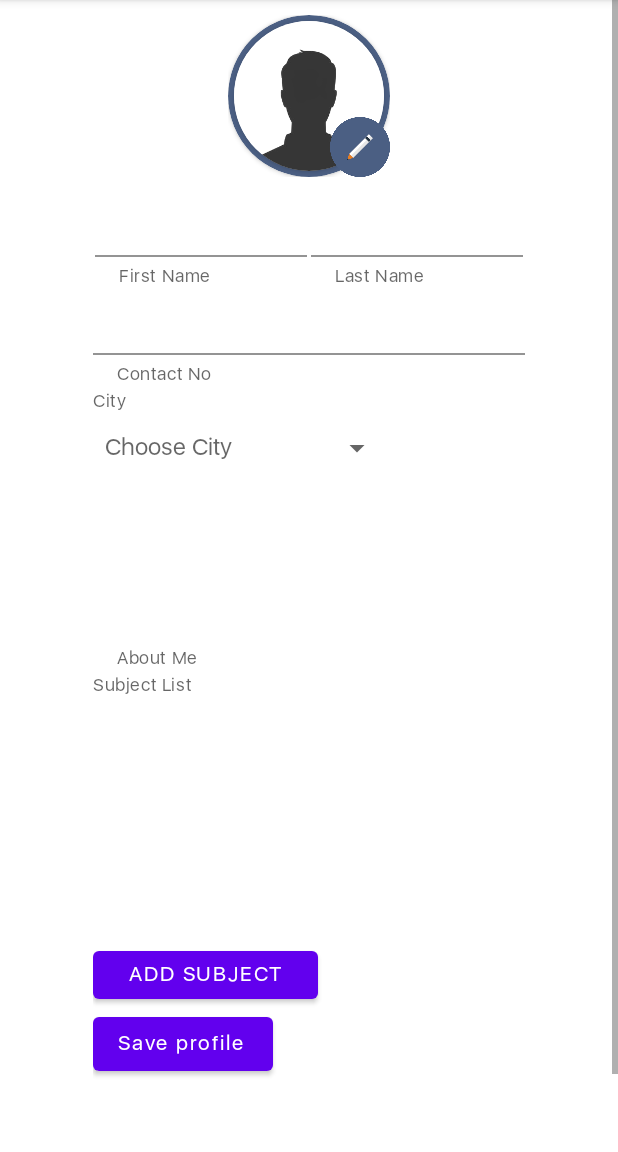
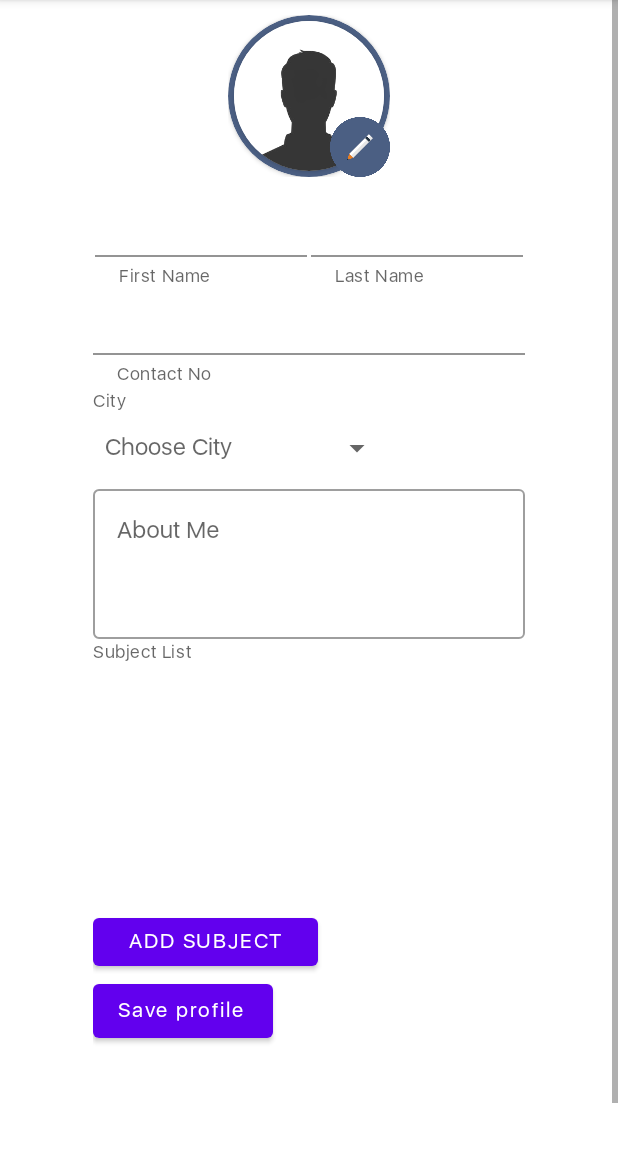
Before and after one commit to AlmogJakov/TutorTime, an Android app: the fragment TutorProfile shown on its own in the app's theme, on a phone screen of 412 x 824 dp, the part 84-1236 px from its top. Run offline under Robolectric (Android 15) with nearby library versions, the phone set to English and light mode, and no system bars; our stand-ins replace Firebase (no records; nobody signed in at launch, a user with empty details on screens opened directly).

Commit message:
Fixed scrolling issue in Tutor Profile Fragment. Dark mode disabled.

```diff
--- a/app/src/main/java/com/project/tutortime/SplashScreen.java
+++ b/app/src/main/java/com/project/tutortime/SplashScreen.java
@@ -1,6 +1,7 @@
 package com.project.tutortime;
 
 import androidx.appcompat.app.AppCompatActivity;
+import androidx.appcompat.app.AppCompatDelegate;
 
 import android.content.Intent;
 import android.os.Bundle;
@@ -13,6 +14,8 @@ public class SplashScreen extends AppCompatActivity {
 
     @Override
     protected void onCreate(Bundle savedInstanceState) {
+        /* DISABLE NIGHT MODE */
+        AppCompatDelegate.setDefaultNightMode(AppCompatDelegate.MODE_NIGHT_NO);
         super.onCreate(savedInstanceState);
         setContentView(R.layout.activity_splash_screen);
 
--- a/app/src/main/java/com/project/tutortime/ui/tutorprofile/TutorProfile.java
+++ b/app/src/main/java/com/project/tutortime/ui/tutorprofile/TutorProfile.java
@@ -25,6 +25,7 @@ import android.view.ViewGroup;
 import android.webkit.MimeTypeMap;
 import android.widget.AdapterView;
 import android.widget.ArrayAdapter;
+import android.widget.AutoCompleteTextView;
 import android.widget.Button;
 import android.widget.EditText;
 import android.widget.ImageView;
@@ -105,12 +106,15 @@ public class TutorProfile extends Fragment {
         fname = binding.myFName;
         lname = binding.myLName;
         pnumber = binding.myPhoneNumber;
-        description = binding.editDescription;
+        description = binding.editDescription.getEditText();
         saveProfile = binding.btnSaveProfile;
         addSub = binding.addSubject;
         updateImage = binding.btnUpdateImage;
         img = binding.imageView;
         subjectList = binding.subList;
+        //ArrayAdapter<String> adapter = new ArrayAdapter<String>(getActivity(), R.layout.dropdown_menu_popup_item);
+        //AutoCompleteTextView editTextFilledExposedDropdown = binding.spinnerCity;
+        //editTextFilledExposedDropdown.setAdapter(adapter);
         citySpinner = binding.spinnerCity;
         ArrayAdapter a = new ArrayAdapter(getActivity(), android.R.layout.simple_list_item_1, list);
         subjectList.setAdapter(a);
--- a/app/src/main/res/layout/fragment_tutor_profile.xml
+++ b/app/src/main/res/layout/fragment_tutor_profile.xml
@@ -199,35 +199,75 @@
             </com.google.android.material.textfield.TextInputLayout>
 
 
+<!--            <com.google.android.material.textfield.TextInputLayout-->
+<!--                android:id="@+id/layout_spinner"-->
+<!--                android:layout_width="0dp"-->
+<!--                android:layout_height="wrap_content"-->
+<!--                app:layout_constraintWidth_percent="0.7"-->
+<!--                style="@style/Widget.MaterialComponents.TextInputLayout.OutlinedBox.ExposedDropdownMenu"-->
+<!--                app:layout_constraintStart_toStartOf="parent"-->
+<!--                app:layout_constraintEnd_toEndOf="parent"-->
+<!--                app:layout_constraintTop_toBottomOf="@+id/layout_contact_no"-->
+<!--                android:gravity="center"-->
+<!--                app:helperText="City"-->
+<!--                android:hint="Hint text">-->
+
+<!--            <AutoCompleteTextView-->
+<!--                android:id="@+id/spinnerCity"-->
+<!--                android:hint="City"-->
+<!--                android:layout_height="44dp"-->
+<!--                android:layout_width="200dp"-->
+<!--                app:layout_constraintEnd_toEndOf="parent"-->
+<!--                app:layout_constraintTop_toBottomOf="@+id/myPhoneNumber"/>-->
+<!--        </com.google.android.material.textfield.TextInputLayout>-->
+
+
+<!--            <com.google.android.material.textfield.TextInputLayout-->
+<!--                android:id="@+id/layout_desc"-->
+<!--                android:layout_width="0dp"-->
+<!--                app:helperText="About Me"-->
+<!--                app:layout_constraintWidth_percent="0.7"-->
+<!--                android:layout_height="wrap_content"-->
+<!--                app:layout_constraintStart_toStartOf="parent"-->
+<!--                app:layout_constraintEnd_toEndOf="parent"-->
+<!--                app:boxStrokeWidth="50dp"-->
+<!--                android:textColorHint="#808080"-->
+<!--                style="@style/Widget.MaterialComponents.TextInputLayout.OutlinedBox"-->
+<!--                app:layout_constraintTop_toBottomOf="@+id/layout_spinner">-->
+
+<!--                <EditText-->
+<!--                    android:id="@+id/editDescription"-->
+<!--                    android:layout_width="match_parent"-->
+<!--                    android:layout_height="100dp"-->
+<!--                    android:gravity="start|top"-->
+<!--                    android:padding="10dp"-->
+<!--                    android:inputType="textMultiLine"-->
+<!--                    android:textColorHint="#808080"-->
+<!--                    android:background="#00000000"-->
+<!--                    android:text="About Me"-->
+<!--                    android:textSize="15sp" />-->
+
+<!--            </com.google.android.material.textfield.TextInputLayout>-->
+
             <com.google.android.material.textfield.TextInputLayout
-                android:id="@+id/layout_desc"
+                android:id="@+id/editDescription"
                 android:layout_width="0dp"
-                app:helperText="About Me"
+                android:layout_height="wrap_content"
                 app:layout_constraintWidth_percent="0.7"
-                android:layout_height="wrap_content"
+                android:gravity="center"
                 app:layout_constraintStart_toStartOf="parent"
                 app:layout_constraintEnd_toEndOf="parent"
+                android:hint="About Me"
                 style="@style/Widget.MaterialComponents.TextInputLayout.OutlinedBox"
-                app:boxStrokeColor="@color/black"
-                app:boxStrokeWidth="50dp"
-                android:textColorHint="#808080"
                 app:layout_constraintTop_toBottomOf="@+id/layout_spinner">
 
-                <EditText
-                    android:id="@+id/editDescription"
+                <com.google.android.material.textfield.TextInputEditText
                     android:layout_width="match_parent"
                     android:layout_height="100dp"
                     android:gravity="start|top"
-                    android:padding="10dp"
-                    android:inputType="textMultiLine"
-                    android:textColorHint="#808080"
-                    android:background="#00000000"
-                    android:text="About Me"
-                    android:textSize="15sp" />
+                    />
 
             </com.google.android.material.textfield.TextInputLayout>
-
-
 
 
 
@@ -242,11 +282,13 @@
                 app:layout_constraintStart_toStartOf="parent"
                 app:layout_constraintEnd_toEndOf="parent"
                 android:textColorHint="#808080"
-                app:layout_constraintTop_toBottomOf="@+id/layout_desc">
+                style="@style/Widget.MaterialComponents.TextInputLayout.OutlinedBox"
+                app:layout_constraintTop_toBottomOf="@+id/editDescription">
 
                         <ListView
                             android:id="@+id/subList"
                             android:layout_width="match_parent"
+                            android:nestedScrollingEnabled="true"
                             android:layout_height="138dp"
                             android:layout_marginTop="12dp"
                             app:layout_constraintEnd_toEndOf="parent"
```
